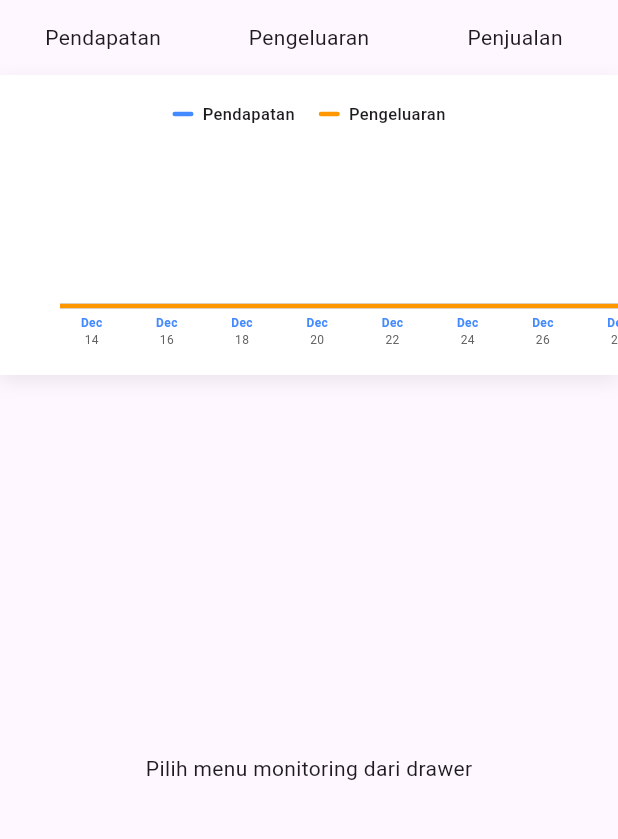
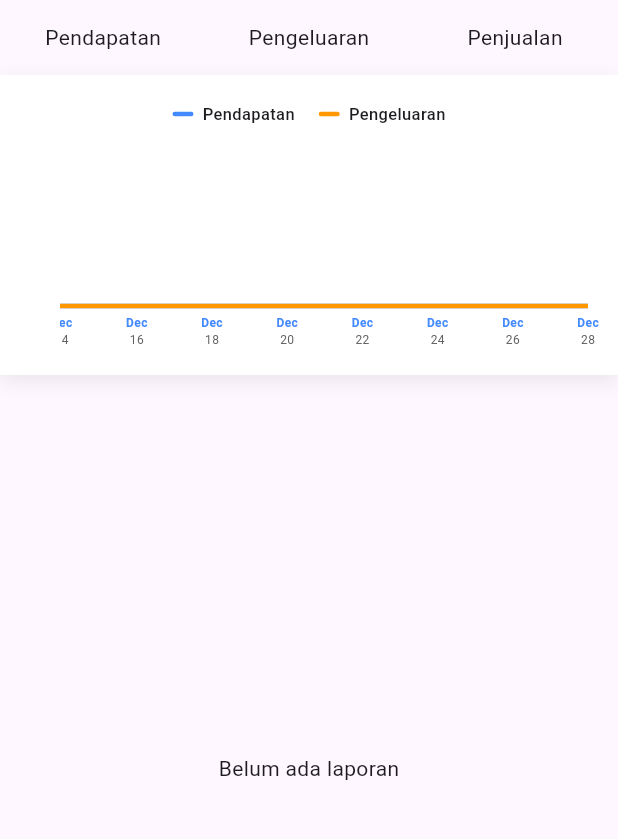
Before and after one commit to Raflirr70/KP_v2, a Flutter app: the HomepageAdmin screen opened directly with empty values, after a tap on "mode", after a tap on "Monitoring", on a phone screen of 412 x 824 dp, the part 75-914 px from its top. Run offline on Flutter 3.47's test engine with Material 3 defaults, Android fonts, the light colour scheme and no system bars; drawn by our look-alikes of fl_chart; our stand-ins replace cloud_firestore, firebase_auth, firebase_core, google_fonts, shared_preferences; accounts and stored records are empty.

Commit message:
halaman laporan, masuk ke detail laporan

```diff
--- a/lib/model/laporan.dart
+++ b/lib/model/laporan.dart
@@ -6,8 +6,6 @@ class Laporan {
   String id; // pakai string supaya aman dengan Firestore auto-id
   String? id_penjualan;
   String? id_pengeluaran;
-  int total_pendapatan;
-  int total_pengeluaran;
   bool status;
   DateTime? tanggal;
   String? id_cabang; // tambah field cabang
@@ -16,8 +14,6 @@ class Laporan {
     required this.id,
     this.id_penjualan,
     this.id_pengeluaran,
-    this.total_pendapatan = 0,
-    this.total_pengeluaran = 0,
     this.status = false,
     this.tanggal,
     this.id_cabang,
@@ -28,8 +24,6 @@ class Laporan {
       id: docId,
       id_penjualan: map['id_penjualan'],
       id_pengeluaran: map['id_pengeluaran'],
-      total_pendapatan: map['total_pendapatan'] ?? 0,
-      total_pengeluaran: map['total_pengeluaran'] ?? 0,
       status: map['status'] ?? false,
       tanggal: map['tanggal'] != null
           ? (map['tanggal'] is Timestamp
@@ -44,8 +38,6 @@ class Laporan {
     return {
       'id_penjualan': id_penjualan,
       'id_pengeluaran': id_pengeluaran,
-      'total_pendapatan': total_pendapatan,
-      'total_pengeluaran': total_pengeluaran,
       'status': status,
       'tanggal': tanggal != null ? Timestamp.fromDate(tanggal!) : null,
       'id_cabang': id_cabang,
@@ -80,26 +72,90 @@ class Laporans extends ChangeNotifier {
 
   Future<void> getAllData() async {
     try {
-      final now = DateTime.now();
-
-      final startOfDay = DateTime(now.year, now.month, now.day);
-      final endOfDay = startOfDay.add(const Duration(days: 1));
-      final snapshot = await FirebaseFirestore.instance
+      final laporanSnap = await FirebaseFirestore.instance
           .collection("laporan")
-          .where("tanggal", isGreaterThanOrEqualTo: startOfDay)
-          .where("tanggal", isLessThan: endOfDay)
           .get();
 
+      /// Map: yyyy-mm-dd -> {pendapatan, pengeluaran}
+      final Map<String, int> pendapatanHarian = {};
+      final Map<String, int> pengeluaranHarian = {};
+      final Map<String, DateTime> tanggalMap = {};
+
+      for (var doc in laporanSnap.docs) {
+        final laporan = Laporan.fromMap(doc.id, doc.data());
+        if (laporan.tanggal == null) continue;
+
+        final dateKey =
+            "${laporan.tanggal!.year}-${laporan.tanggal!.month}-${laporan.tanggal!.day}";
+
+        tanggalMap[dateKey] ??= DateTime(
+          laporan.tanggal!.year,
+          laporan.tanggal!.month,
+          laporan.tanggal!.day,
+        );
+
+        pendapatanHarian[dateKey] ??= 0;
+        pengeluaranHarian[dateKey] ??= 0;
+
+        // =====================
+        // PENDAPATAN
+        // =====================
+        final penjualanSnap = await FirebaseFirestore.instance
+            .collection("penjualan")
+            .where("id_laporan", isEqualTo: laporan.id)
+            .get();
+
+        for (var p in penjualanSnap.docs) {
+          pendapatanHarian[dateKey] =
+              pendapatanHarian[dateKey]! + ((p['total_harga'] ?? 0) as int);
+        }
+
+        // =====================
+        // PENGELUARAN
+        // =====================
+        final pengeluaranSnap = await FirebaseFirestore.instance
+            .collection("pengeluaran")
+            .where("id_laporan", isEqualTo: laporan.id)
+            .get();
+
+        for (var p in pengeluaranSnap.docs) {
+          pengeluaranHarian[dateKey] =
+              pengeluaranHarian[dateKey]! + ((p['total_harga'] ?? 0) as int);
+        }
+
+        final konsumsiSnap = await FirebaseFirestore.instance
+            .collection("konsumsi")
+            .where("id_laporan", isEqualTo: laporan.id)
+            .get();
+
+        for (var k in konsumsiSnap.docs) {
+          pengeluaranHarian[dateKey] =
+              pengeluaranHarian[dateKey]! + ((k['total_harga'] ?? 0) as int);
+        }
+      }
+
+      // =====================
+      // SIMPAN KE _datas
+      // =====================
       _datas.clear();
-      _datas.addAll(
-        snapshot.docs
-            .map((doc) => Laporan.fromMap(doc.id, doc.data()))
-            .toList(),
-      );
+
+      for (var key in tanggalMap.keys) {
+        _datas.add(
+          Laporan(
+            id: key, // 🔥 dateKey
+            tanggal: tanggalMap[key],
+            id_penjualan: pendapatanHarian[key].toString(),
+            id_pengeluaran: pengeluaranHarian[key].toString(),
+          ),
+        );
+      }
+
+      // urutkan terbaru
+      _datas.sort((a, b) => b.tanggal!.compareTo(a.tanggal!));
 
       notifyListeners();
     } catch (e) {
-      print("Error getData Laporan: $e");
+      print("Error getAllData (harian): $e");
     }
   }
 
@@ -311,12 +367,12 @@ class Laporans extends ChangeNotifier {
 
   /// Total pendapatan semua laporan
   int totalPendapatan() {
-    return _datas.fold(0, (sum, l) => sum + l.total_pendapatan);
+    return _datas.fold(0, (sum, l) => sum);
   }
 
   /// Total pengeluaran semua laporan
   int totalPengeluaran() {
-    return _datas.fold(0, (sum, l) => sum + l.total_pengeluaran);
+    return _datas.fold(0, (sum, l) => sum);
   }
 
   Future<String> checkAndCreateLaporan(String idCabang) async {
@@ -343,8 +399,6 @@ class Laporans extends ChangeNotifier {
 
     final newData = Laporan(
       id: newRef.id,
-      total_pendapatan: 0,
-      total_pengeluaran: 0,
       status: false,
       tanggal: today,
       id_cabang: idCabang,
@@ -500,4 +554,43 @@ class Laporans extends ChangeNotifier {
     // 4️⃣ Convert ke List<double (÷1000 untuk chart)
     return dailyTotals.values.map((e) => e / 1000).toList();
   }
+
+  /// Total pendapatan per laporan
+  Future<int> getPendapatanByLaporan(String idLaporan) async {
+    final snap = await FirebaseFirestore.instance
+        .collection("penjualan")
+        .where("id_laporan", isEqualTo: idLaporan)
+        .get();
+
+    int total = 0;
+    for (var d in snap.docs) {
+      total += (d['total_harga'] ?? 0) as int;
+    }
+    return total;
+  }
+
+  /// Total pengeluaran per laporan
+  Future<int> getPengeluaranByLaporan(String idLaporan) async {
+    int total = 0;
+
+    final pengeluaranSnap = await FirebaseFirestore.instance
+        .collection("pengeluaran")
+        .where("id_laporan", isEqualTo: idLaporan)
+        .get();
+
+    for (var d in pengeluaranSnap.docs) {
+      total += (d['total_harga'] ?? 0) as int;
+    }
+
+    final konsumsiSnap = await FirebaseFirestore.instance
+        .collection("konsumsi")
+        .where("id_laporan", isEqualTo: idLaporan)
+        .get();
+
+    for (var d in konsumsiSnap.docs) {
+      total += (d['total_harga'] ?? 0) as int;
+    }
+
+    return total;
+  }
 }
--- /dev/null
+++ b/lib/screen/owner/detail_laporan.dart
@@ -0,0 +1,14 @@
+import 'package:flutter/material.dart';
+
+class DetailLaporan extends StatelessWidget {
+  final laporan;
+  const DetailLaporan({super.key, required this.laporan});
+
+  @override
+  Widget build(BuildContext context) {
+    return Scaffold(
+      appBar: AppBar(title: Text("Detail Laporan")),
+      body: Center(child: Text("Detail laporan untuk ${laporan.tanggal}")),
+    );
+  }
+}
--- a/lib/screen/owner/monitoring.dart
+++ b/lib/screen/owner/monitoring.dart
@@ -1,7 +1,10 @@
 import 'package:flutter/material.dart';
+import 'package:kerprak/model/laporan.dart';
+import 'package:kerprak/widget/list/list_laporan.dart';
 import 'package:kerprak/widget/menu/LineChartPendapatanAll.dart';
 import 'package:kerprak/widget/menu/LineChartPengeluaran14Hari.dart';
 import 'package:kerprak/widget/navbar/appbar_admin.dart';
+import 'package:provider/provider.dart';
 
 class Monitoring extends StatefulWidget {
   const Monitoring({super.key});
@@ -100,21 +103,17 @@ class _MonitoringState extends State<Monitoring> {
             ],
 
             Expanded(
-              child: FutureBuilder<void>(
-                future: _loadData(), // fungsi Future untuk load data
+              child: FutureBuilder(
+                future: Provider.of<Laporans>(
+                  context,
+                  listen: false,
+                ).getAllData(), // ambil laporan hari ini
                 builder: (context, snapshot) {
                   if (snapshot.connectionState == ConnectionState.waiting) {
-                    return Center(
-                      child: CircularProgressIndicator(),
-                    ); // loading
-                  } else if (snapshot.hasError) {
-                    return Center(
-                      child: Text("Terjadi kesalahan: ${snapshot.error}"),
-                    );
+                    return const Center(child: CircularProgressIndicator());
                   }
-                  return Center(
-                    child: Text("Pilih menu monitoring dari drawer"),
-                  );
+
+                  return const ListLaporanWidget();
                 },
               ),
             ),
--- /dev/null
+++ b/lib/widget/list/list_laporan.dart
@@ -0,0 +1,95 @@
+import 'package:flutter/material.dart';
+import 'package:intl/intl.dart';
+import 'package:kerprak/model/laporan.dart';
+import 'package:kerprak/screen/owner/detail_laporan.dart';
+import 'package:provider/provider.dart';
+import 'package:kerprak/model/konsumsi.dart';
+
+class ListLaporanWidget extends StatelessWidget {
+  const ListLaporanWidget({super.key});
+
+  @override
+  Widget build(BuildContext context) {
+    return Consumer<Laporans>(
+      builder: (context, laporans, _) {
+        if (laporans.datas.isEmpty) {
+          return const Center(child: Text("Belum ada laporan"));
+        }
+
+        return ListView.builder(
+          padding: const EdgeInsets.all(8),
+          itemCount: laporans.datas.length,
+          itemBuilder: (context, index) {
+            final laporan = laporans.datas[index];
+
+            final tanggal = laporan.tanggal != null
+                ? DateFormat('dd MMM yyyy').format(laporan.tanggal!)
+                : '-';
+
+            final pendapatan = int.tryParse(laporan.id_penjualan ?? "0") ?? 0;
+            final pengeluaran =
+                int.tryParse(laporan.id_pengeluaran ?? "0") ?? 0;
+            final keuntungan = pendapatan - pengeluaran;
+            return InkWell(
+              onTap: () {
+                Navigator.push(
+                  context,
+                  MaterialPageRoute(
+                    builder: (context) => DetailLaporan(laporan: laporan),
+                  ),
+                );
+              },
+              child: Card(
+                margin: const EdgeInsets.symmetric(vertical: 6),
+                child: Padding(
+                  padding: const EdgeInsets.all(12),
+                  child: Column(
+                    crossAxisAlignment: CrossAxisAlignment.start,
+                    children: [
+                      Text(
+                        "📅 Laporan $tanggal",
+                        style: const TextStyle(fontWeight: FontWeight.bold),
+                      ),
+                      const SizedBox(height: 8),
+
+                      _rowItem("Pendapatan", pendapatan, Colors.green),
+                      _rowItem("Pengeluaran", pengeluaran, Colors.red),
+
+                      const Divider(),
+
+                      _rowItem(
+                        "Keuntungan",
+                        keuntungan,
+                        keuntungan >= 0 ? Colors.blue : Colors.red,
+                        isBold: true,
+                      ),
+                    ],
+                  ),
+                ),
+              ),
+            );
+          },
+        );
+      },
+    );
+  }
+
+  Widget _rowItem(String title, int value, Color color, {bool isBold = false}) {
+    return Padding(
+      padding: const EdgeInsets.symmetric(vertical: 2),
+      child: Row(
+        mainAxisAlignment: MainAxisAlignment.spaceBetween,
+        children: [
+          Text(title),
+          Text(
+            "Rp ${NumberFormat('#,###', 'id_ID').format(value)}",
+            style: TextStyle(
+              color: color,
+              fontWeight: isBold ? FontWeight.bold : FontWeight.normal,
+            ),
+          ),
+        ],
+      ),
+    );
+  }
+}
--- a/lib/widget/menu/LineChartPendapatanAll.dart
+++ b/lib/widget/menu/LineChartPendapatanAll.dart
@@ -75,6 +75,7 @@ class Linechartpendapatanall extends StatelessWidget {
                 _leftAxis(batas),
                 Expanded(
                   child: SingleChildScrollView(
+                    padding: const EdgeInsets.only(right: 20),
                     scrollDirection: Axis.horizontal,
                     reverse: true,
                     child: SizedBox(
```
